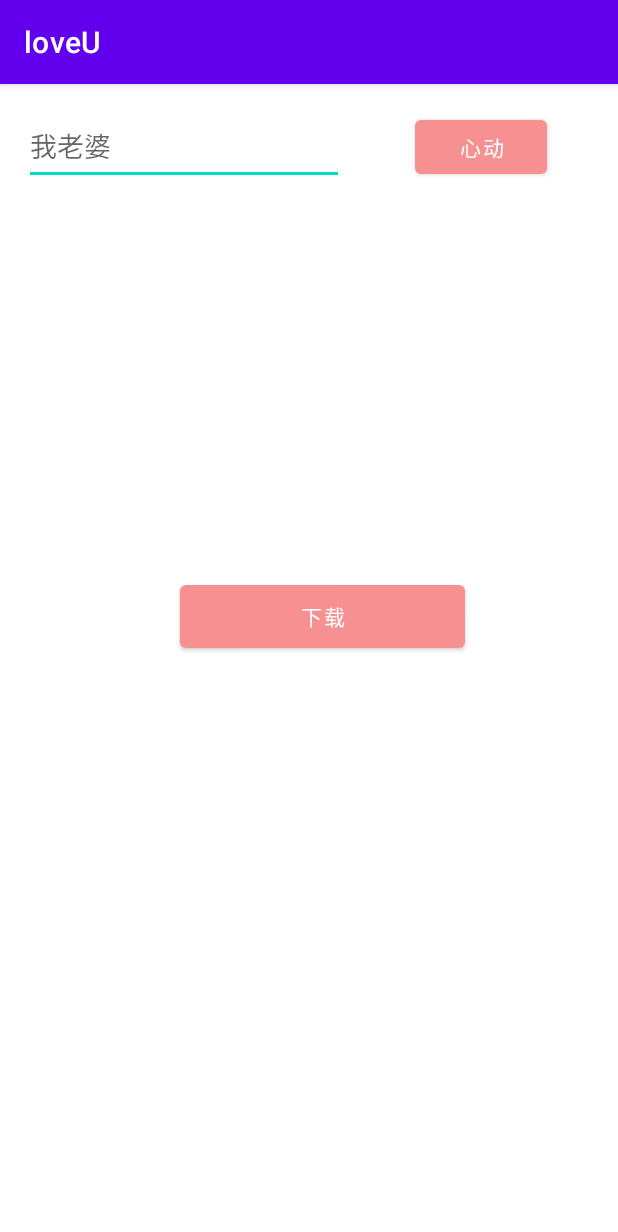
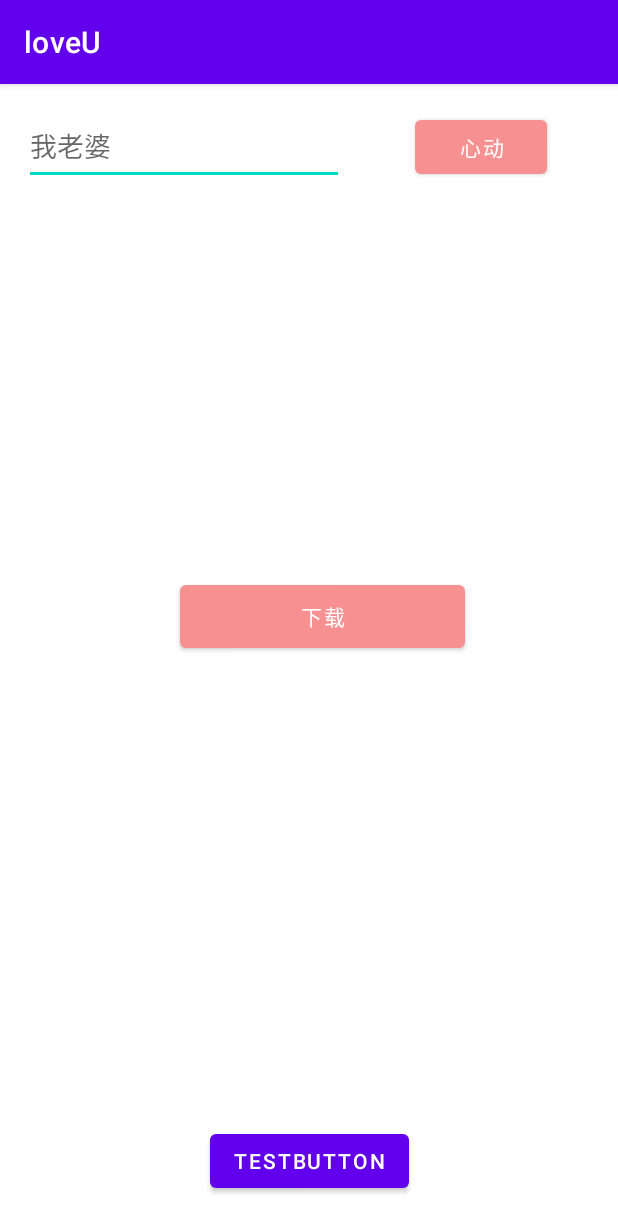
Before and after one commit to hymanlew/androidDemo, an Android app: the screen it shows after launch (MainActivity), on a phone screen of 412 x 824 dp. Shown: the top 1232 px of the screen. Run offline under Robolectric (Android 15) with nearby library versions, the phone set to English and light mode, and no system bars.

Commit message:
add update

```diff
--- a/app/src/main/java/com/hyman/demo/MainActivity.java
+++ b/app/src/main/java/com/hyman/demo/MainActivity.java
@@ -2,6 +2,7 @@ package com.hyman.demo;
 
 import androidx.appcompat.app.AppCompatActivity;
 
+import android.content.BroadcastReceiver;
 import android.content.Intent;
 import android.os.Bundle;
 import android.util.Log;
@@ -27,7 +28,7 @@ public class MainActivity extends AppCompatActivity {
         super.onCreate(savedInstanceState);
         setContentView(R.layout.activity_main);
 
-        // 监控下载事件
+        // 监控点击下载事件
         download();
     }
 
@@ -64,9 +65,13 @@ public class MainActivity extends AppCompatActivity {
         startActivity(intent);
     }
 
+    public void testMessage(View view) {
+        Toast toast = Toast.makeText(MainActivity.this, "测试点击按钮~~~", Toast.LENGTH_SHORT);
+        toast.show();
+    }
+
     public void download() {
         Button dbutton = (Button) findViewById(R.id.downloadButton);
-
         dbutton.setOnClickListener(new View.OnClickListener() {
             @Override
             public void onClick(View v) {
--- a/app/src/main/res/layout/activity_main.xml
+++ b/app/src/main/res/layout/activity_main.xml
@@ -23,7 +23,8 @@
 
     <!--
         1，在使用 android:onClick="" 配置点击事件时，指定的方法需要接收 View view 为入参。
-        2，当监听按钮事件时，需要在主页面中设置监听器。如果使用点击事件的话，则第一次点击不会生效。
+        2，当监听按钮事件时，也可以在主页面中设置监听器。
+        3，但是不能在 onClick 指定的方法中设置监听器，如果使用点击事件的话，则第一次点击不会生效。
     -->
     <Button
         android:id="@+id/sendButton"
@@ -45,7 +46,6 @@
         android:layout_width="190dp"
         android:layout_height="54dp"
         android:layout_marginTop="328dp"
-        android:onClick="download"
         android:text="@string/download"
         app:backgroundTint="#F79191"
         app:layout_constraintEnd_toEndOf="parent"
@@ -53,4 +53,15 @@
         app:layout_constraintStart_toStartOf="parent"
         app:layout_constraintTop_toTopOf="parent" />
 
+    <Button
+        android:id="@+id/button"
+        android:layout_width="wrap_content"
+        android:layout_height="wrap_content"
+        android:layout_marginBottom="26dp"
+        android:onClick="testMessage"
+        android:text="TestButton"
+        app:layout_constraintBottom_toBottomOf="parent"
+        app:layout_constraintEnd_toEndOf="parent"
+        app:layout_constraintStart_toStartOf="parent" />
+
 </androidx.constraintlayout.widget.ConstraintLayout>
```
Also changed, not shown: app/src/main/java/com/hyman/demo/MainAPI.java (+10 -0 lines).
